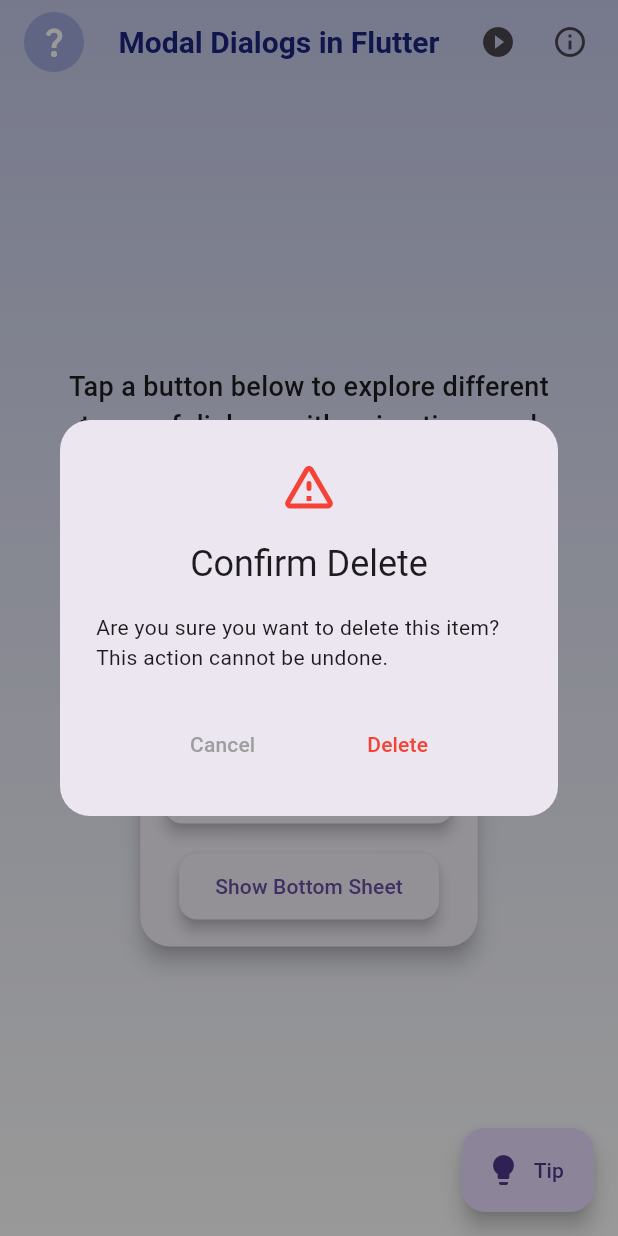
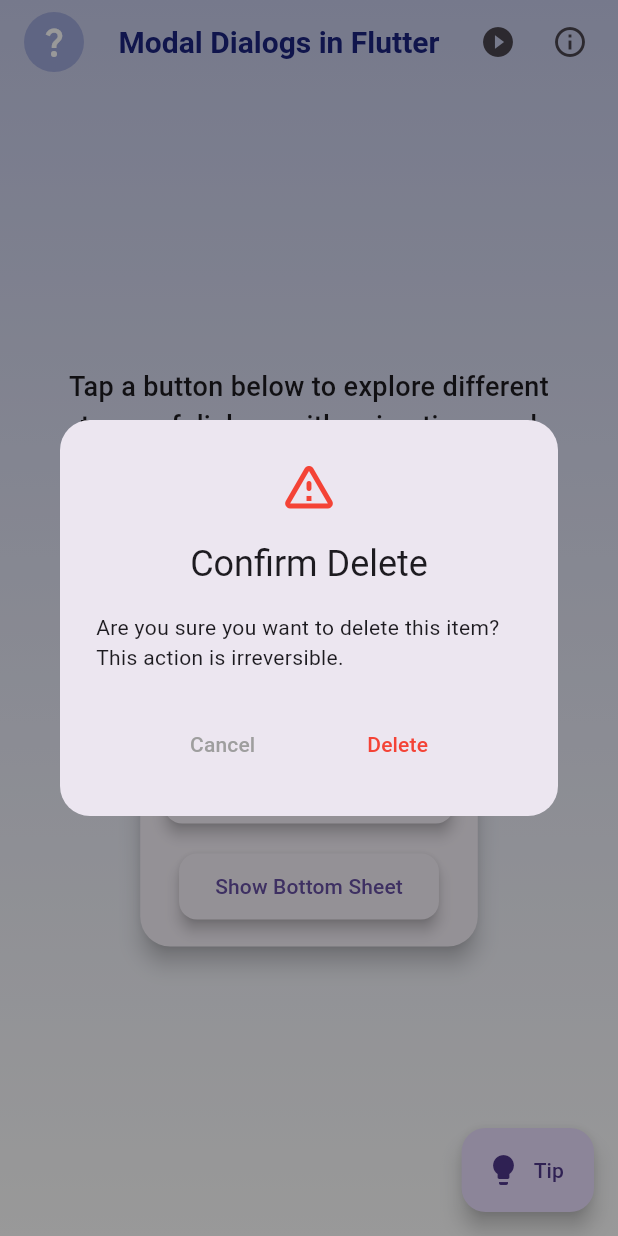
Before and after one commit to kelvintawe12/flutter-widgets, a Flutter app: the screen it shows after launch, after a tap on "Show Alert Dialog", on a phone screen of 412 x 824 dp. Run offline on Flutter 3.47's test engine with Material 3 defaults, Android fonts, the phone set to English and light mode, and no system bars.

Commit message:
Refactor dialog comments for clarity and conciseness; update alert dialog content for improved user understanding

```diff
--- a/dialog_demo/lib/main.dart
+++ b/dialog_demo/lib/main.dart
@@ -52,8 +52,6 @@ class _DialogHomePageState extends State<DialogHomePage> {
   double _appBarOpacity = 0.0; // 0 = transparent, 1 = opaque
 
   // --- SIMPLE DIALOG ---
-  // Shows a simple dialog with language options. Enhanced with rounded corners, padding,
-  // and icons for better UI. Now async to handle the result robustly.
   Future<void> _showSimpleDialog(BuildContext context) async {
     final result = await showDialog<String>(
       context: context,
@@ -102,8 +100,6 @@ class _DialogHomePageState extends State<DialogHomePage> {
   }
 
   // --- ALERT DIALOG ---
-  // Shows an alert dialog for confirmation. Enhanced with icons, custom colors,
-  // and non-dismissible barrier for critical actions.
   Future<void> _showAlertDialog(BuildContext context) async {
     final result = await showDialog<String>(
       context: context,
@@ -112,7 +108,7 @@ class _DialogHomePageState extends State<DialogHomePage> {
       builder: (BuildContext context) {
         return AlertDialog(
           title: const Text('Confirm Delete'),
-          content: const Text('Are you sure you want to delete this item? This action cannot be undone.'),
+          content: const Text('Are you sure you want to delete this item? This action is irreversible.'),
           icon: const Icon(Icons.warning_amber_rounded, color: Colors.red, size: 40),
           shape: RoundedRectangleBorder(borderRadius: BorderRadius.circular(20)),
           elevation: 8,
@@ -145,7 +141,6 @@ class _DialogHomePageState extends State<DialogHomePage> {
   }
 
   // --- CUPERTINO ALERT DIALOG ---
-  // iOS-style dialog. Enhanced with more content and custom actions.
   Future<void> _showCupertinoDialog(BuildContext context) async {
     final result = await showCupertinoDialog<String>(
       context: context,
@@ -186,8 +181,6 @@ class _DialogHomePageState extends State<DialogHomePage> {
   }
 
   // --- BOTTOM SHEET ---
-  // Modal bottom sheet with options. Enhanced with rounded corners, drag handle,
-  // and staggered animations for list items.
   Future<void> _showBottomSheet(BuildContext context) async {
     final result = await showModalBottomSheet<String>(
       context: context,
```
